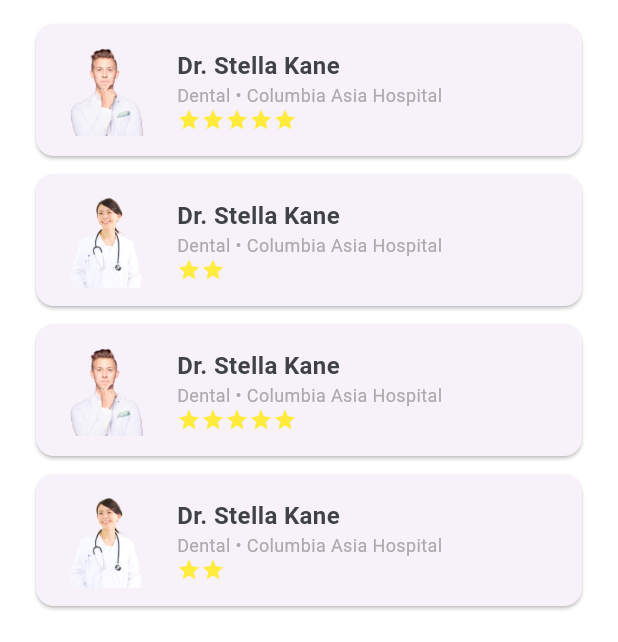
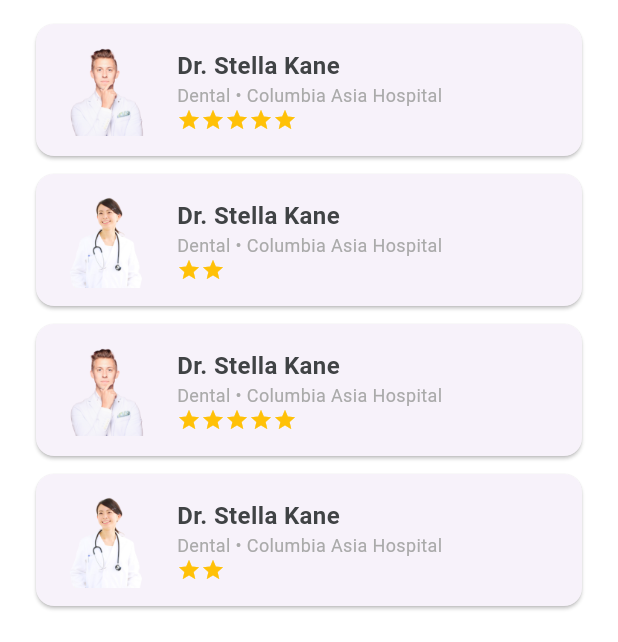
Before and after one commit to RicharC293/doctor_app, a Flutter app: the HomeScreen screen opened by its route, scrolled down 218 dp, on a phone screen of 412 x 824 dp, the part 594-1236 px from its top. Run offline on Flutter 3.47's test engine with Material 3 defaults, Android fonts, the phone set to English and light mode, and no system bars; our stand-ins replace flutter_svg.

Commit message:
Update DoctorCard widget: refine comment and change star color to amber

```diff
--- a/lib/widgets/doctor_card.dart
+++ b/lib/widgets/doctor_card.dart
@@ -16,7 +16,7 @@ class DoctorCard extends StatelessWidget {
   final String medicalCenter;
   final int rating;
 
-  ///https://www.youtube.com/watch?v=Si5XJ_IocEs
+  /// https://www.youtube.com/watch?v=Si5XJ_IocEs -> Intrinsec widget
   @override
   Widget build(BuildContext context) {
     return Card(
@@ -64,7 +64,7 @@ class DoctorCard extends StatelessWidget {
                     rating,
                     (index) => const Icon(
                       Icons.star,
-                      color: Colors.yellow,
+                      color: Colors.amber,
                       size: 16,
                     ),
                   ),
```
